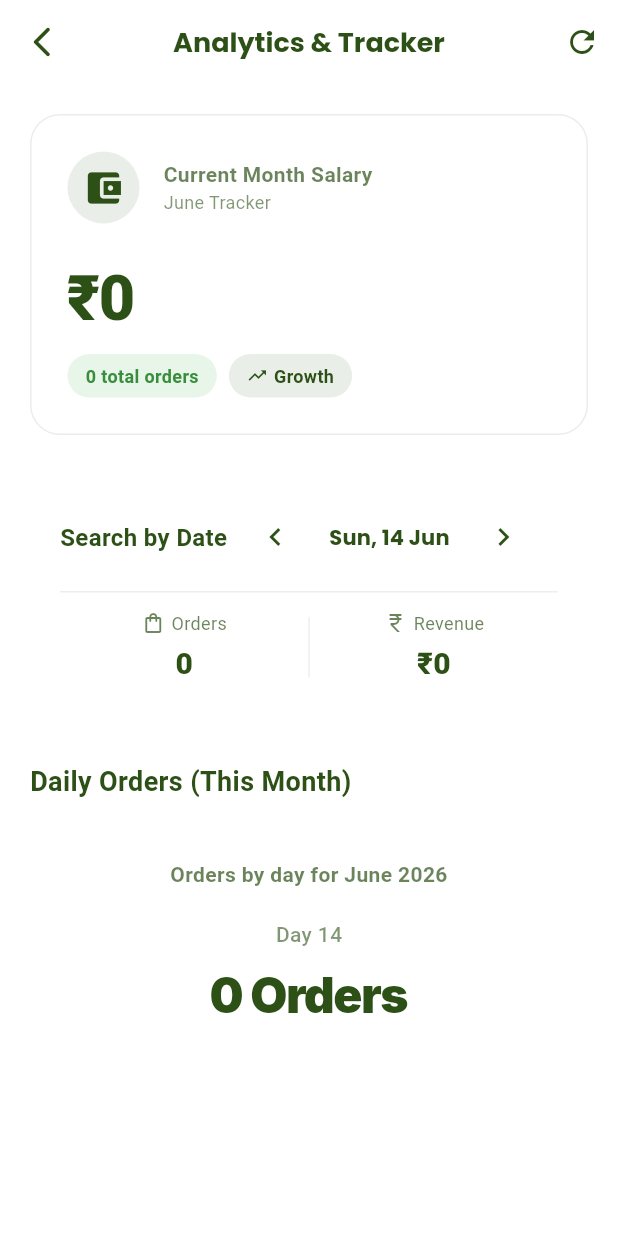
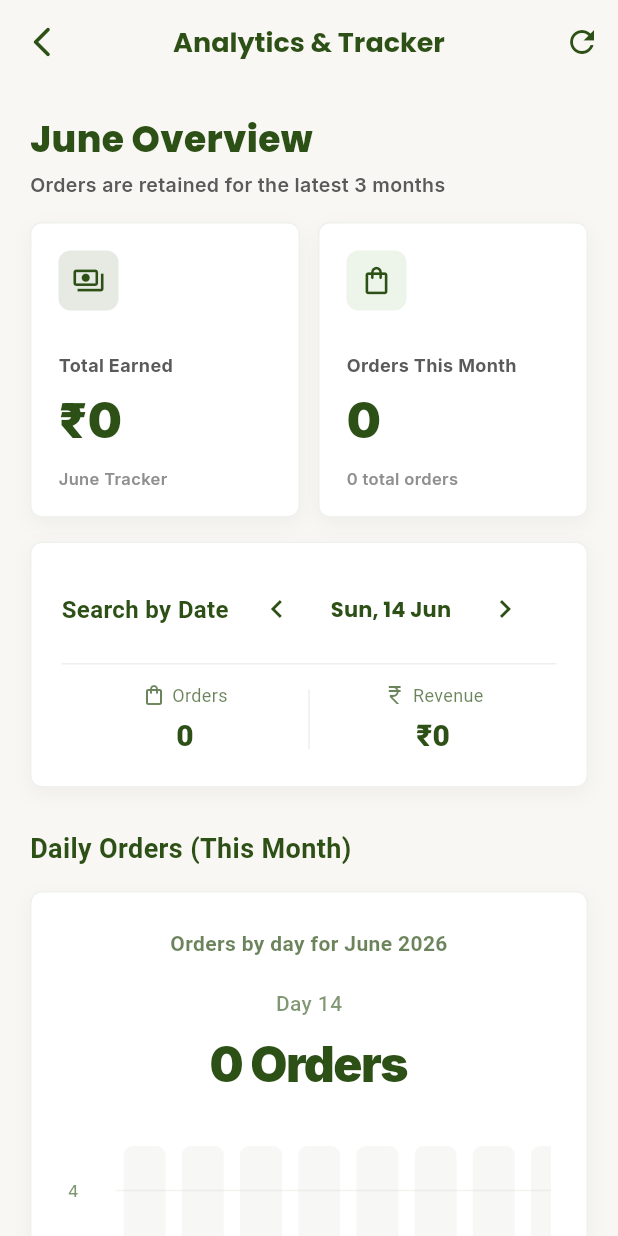
Before and after one commit to karthisansug24it-rgb/Magizh, a Flutter app: the screen it shows after launch, item 4 of the bottom bar chosen, on a phone screen of 412 x 824 dp. Run offline on Flutter 3.47's test engine with Material 3 defaults, Android fonts, the phone set to English and light mode, and no system bars; drawn by our look-alikes of fl_chart; our stand-ins replace audioplayers, cached_network_image, flutter_dotenv, flutter_riverpod, flutter_staggered_animations, google_fonts and 3 more; accounts and stored records are empty; network calls fail.

Commit message:
Update analytics dashboard and dependencies

```diff
--- a/lib/dashboard_page.dart
+++ b/lib/dashboard_page.dart
@@ -54,6 +54,8 @@ class _DashboardPageState extends ConsumerState<DashboardPage> {
   Future<void> _fetchData() async {
     setState(() => _isLoading = true);
     try {
+      await _deleteExpiredOrders();
+
       final response = await Supabase.instance.client
           .from('expense_transactions')
           .select('*')
@@ -74,6 +76,15 @@ class _DashboardPageState extends ConsumerState<DashboardPage> {
       debugPrint('DASHBOARD FETCH ERROR: $e');
       if (mounted) setState(() => _isLoading = false);
     }
+  }
+
+  Future<void> _deleteExpiredOrders() async {
+    final now = DateTime.now();
+    final cutoff = DateTime(now.year, now.month - 2, now.day);
+    await Supabase.instance.client
+        .from('expense_transactions')
+        .delete()
+        .lt('created_at', cutoff.toUtc().toIso8601String());
   }
 
   void _scrollToCurrentDay() {
@@ -190,7 +201,7 @@ class _DashboardPageState extends ConsumerState<DashboardPage> {
   Widget build(BuildContext context) {
     final localeName = Localizations.localeOf(context).toLanguageTag();
     return Scaffold(
-      backgroundColor: Colors.white,
+      backgroundColor: AppTheme.scaffoldBg,
       appBar: AppBar(
         title: Text(
           context.t('analyticsTitle'),
@@ -198,7 +209,7 @@ class _DashboardPageState extends ConsumerState<DashboardPage> {
           overflow: TextOverflow.ellipsis,
           style: const TextStyle(fontWeight: FontWeight.bold, color: AppTheme.primary),
         ),
-        backgroundColor: Colors.white,
+        backgroundColor: AppTheme.scaffoldBg,
         elevation: 0,
         centerTitle: true,
         leading: IconButton(
@@ -223,10 +234,10 @@ class _DashboardPageState extends ConsumerState<DashboardPage> {
               child: Column(
                 crossAxisAlignment: CrossAxisAlignment.start,
                 children: [
-                  _buildSalaryCard(),
-                  const SizedBox(height: 24),
+                  _buildMonthOverview(),
+                  const SizedBox(height: 16),
                   _buildDateSearch(),
-                  const SizedBox(height: 32),
+                  const SizedBox(height: 28),
 
                   _buildSectionTitle(context.t('dailyOrdersThisMonth')),
                   const SizedBox(height: 16),
@@ -278,18 +289,57 @@ class _DashboardPageState extends ConsumerState<DashboardPage> {
     );
   }
 
-  Widget _buildSalaryCard() {
+  Widget _buildMonthOverview() {
     final monthName = DateFormat('MMMM', Localizations.localeOf(context).toLanguageTag()).format(DateTime.now());
+    return Column(
+      crossAxisAlignment: CrossAxisAlignment.start,
+      children: [
+        Text(
+          context.t('monthOverview', args: {'month': monthName}),
+          style: GoogleFonts.poppins(fontSize: 24, fontWeight: FontWeight.w800, color: AppTheme.primary),
+        ),
+        const SizedBox(height: 4),
+        Text(
+          context.t('analyticsWindow'),
+          style: GoogleFonts.inter(fontSize: 13, fontWeight: FontWeight.w600, color: AppTheme.textSecondary),
+        ),
+        const SizedBox(height: 16),
+        Row(
+          children: [
+            Expanded(
+              child: _buildOverviewMetric(
+                context.t('totalEarned'),
+                "₹${_monthlyRevenue.toInt()}",
+                context.t('monthTracker', args: {'month': monthName}),
+                Icons.payments_outlined,
+                AppTheme.primary,
+              ),
+            ),
+            const SizedBox(width: 12),
+            Expanded(
+              child: _buildOverviewMetric(
+                context.t('ordersThisMonth'),
+                _monthlyOrders.toString(),
+                context.t('totalOrders', args: {'count': _monthlyOrders}),
+                Icons.shopping_bag_outlined,
+                AppTheme.primaryLight,
+              ),
+            ),
+          ],
+        ),
+      ],
+    );
+  }
+
+  Widget _buildOverviewMetric(String label, String value, String caption, IconData icon, Color accent) {
     return Container(
-      width: double.infinity,
-      padding: const EdgeInsets.all(24),
+      constraints: const BoxConstraints(minHeight: 170),
+      padding: const EdgeInsets.all(18),
       decoration: BoxDecoration(
         color: Colors.white,
-        borderRadius: BorderRadius.circular(20),
-        boxShadow: [
-          BoxShadow(color: Colors.white.withValues(alpha: 0.05), blurRadius: 10, offset: const Offset(0, 4))
-        ],
-        border: Border.all(color: AppTheme.primary.withValues(alpha: 0.1)),
+        borderRadius: BorderRadius.circular(8),
+        border: Border.all(color: AppTheme.primary.withValues(alpha: 0.08)),
+        boxShadow: AppTheme.softShadow,
       ),
       child: Column(
         crossAxisAlignment: CrossAxisAlignment.start,
@@ -297,75 +347,35 @@ class _DashboardPageState extends ConsumerState<DashboardPage> {
           Row(
             children: [
               Container(
-                padding: const EdgeInsets.all(10),
+                padding: const EdgeInsets.all(9),
                 decoration: BoxDecoration(
-                  color: AppTheme.primary.withValues(alpha: 0.1),
-                  shape: BoxShape.circle,
+                  color: accent.withValues(alpha: 0.12),
+                  borderRadius: BorderRadius.circular(8),
                 ),
-                child: const Icon(Icons.account_balance_wallet, color: AppTheme.primary, size: 28),
-              ),
-              const SizedBox(width: 16),
-              Expanded(
-                child: Column(
-                  crossAxisAlignment: CrossAxisAlignment.start,
-                  children: [
-                    Text(context.t('currentMonthSalary'), style: TextStyle(fontSize: 14, color: AppTheme.primary.withValues(alpha: 0.7), fontWeight: FontWeight.w600)),
-                    Text(context.t('monthTracker', args: {'month': monthName}), style: TextStyle(fontSize: 12, color: AppTheme.primary.withValues(alpha: 0.6))),
-                  ],
-                ),
+                child: Icon(icon, color: AppTheme.primary, size: 22),
               ),
             ],
           ),
-          const SizedBox(height: 20),
+          const SizedBox(height: 28),
           Text(
-            "₹${_monthlyRevenue.toInt()}",
-            style: const TextStyle(fontSize: 42, fontWeight: FontWeight.w900, color: AppTheme.primary, letterSpacing: -1),
+            label,
+            maxLines: 1,
+            overflow: TextOverflow.ellipsis,
+            style: GoogleFonts.inter(fontSize: 12, fontWeight: FontWeight.w700, color: AppTheme.textSecondary),
+          ),
+          const SizedBox(height: 6),
+          Text(
+            value,
+            maxLines: 1,
+            overflow: TextOverflow.ellipsis,
+            style: GoogleFonts.inter(fontSize: 32, fontWeight: FontWeight.w900, color: AppTheme.primary),
           ),
           const SizedBox(height: 8),
-          Wrap(
-            spacing: 8,
-            runSpacing: 8,
-            children: [
-              Container(
-                padding: const EdgeInsets.symmetric(horizontal: 12, vertical: 6),
-                decoration: BoxDecoration(
-                  color: Colors.green.shade50,
-                  borderRadius: BorderRadius.circular(20),
-                ),
-                child: ConstrainedBox(
-                  constraints: const BoxConstraints(maxWidth: 180),
-                  child: Text(
-                    context.t('totalOrders', args: {'count': _monthlyOrders}),
-                    maxLines: 1,
-                    overflow: TextOverflow.ellipsis,
-                    style: TextStyle(color: Colors.green.shade700, fontWeight: FontWeight.bold, fontSize: 12),
-                  ),
-                ),
-              ),
-              Container(
-                padding: const EdgeInsets.symmetric(horizontal: 12, vertical: 6),
-                decoration: BoxDecoration(
-                  color: AppTheme.primary.withValues(alpha: 0.1),
-                  borderRadius: BorderRadius.circular(20),
-                ),
-                child: Row(
-                  mainAxisSize: MainAxisSize.min,
-                  children: [
-                    const Icon(Icons.trending_up, color: AppTheme.primary, size: 14),
-                    const SizedBox(width: 4),
-                    ConstrainedBox(
-                      constraints: const BoxConstraints(maxWidth: 120),
-                      child: Text(
-                        context.t('growth'),
-                        maxLines: 1,
-                        overflow: TextOverflow.ellipsis,
-                        style: const TextStyle(color: AppTheme.primary, fontWeight: FontWeight.bold, fontSize: 12),
-                      ),
-                    ),
-                  ],
-                ),
-              ),
-            ],
+          Text(
+            caption,
+            maxLines: 1,
+            overflow: TextOverflow.ellipsis,
+            style: GoogleFonts.inter(fontSize: 11, fontWeight: FontWeight.w600, color: AppTheme.textLight),
           )
         ],
       ),
@@ -378,10 +388,9 @@ class _DashboardPageState extends ConsumerState<DashboardPage> {
       padding: const EdgeInsets.all(20),
       decoration: BoxDecoration(
         color: Colors.white,
-        borderRadius: BorderRadius.circular(20),
-        boxShadow: [
-          BoxShadow(color: Colors.white.withValues(alpha: 0.05), blurRadius: 10, offset: const Offset(0, 4))
-        ],
+        borderRadius: BorderRadius.circular(8),
+        border: Border.all(color: AppTheme.primary.withValues(alpha: 0.08)),
+        boxShadow: AppTheme.softShadow,
       ),
       child: Column(
         crossAxisAlignment: CrossAxisAlignment.start,
@@ -478,10 +487,9 @@ class _DashboardPageState extends ConsumerState<DashboardPage> {
       padding: const EdgeInsets.all(24),
       decoration: BoxDecoration(
         color: Colors.white,
-        borderRadius: BorderRadius.circular(28),
-        boxShadow: [
-          BoxShadow(color: Colors.white.withValues(alpha: 0.03), blurRadius: 30, offset: const Offset(0, 10))
-        ],
+        borderRadius: BorderRadius.circular(8),
+        border: Border.all(color: AppTheme.primary.withValues(alpha: 0.08)),
+        boxShadow: AppTheme.softShadow,
       ),
       child: Column(
         children: [
@@ -542,7 +550,7 @@ class _DashboardPageState extends ConsumerState<DashboardPage> {
               ),
             )
           else
-            SizedBox(height: 300, child: chart),
+            SizedBox(height: 240, child: chart),
         ],
       ),
     );
@@ -610,7 +618,7 @@ class _DashboardPageState extends ConsumerState<DashboardPage> {
           drawVerticalLine: false,
           horizontalInterval: maxY > 10 ? 5 : 2,
           getDrawingHorizontalLine: (value) {
-            return FlLine(color: Colors.white.withValues(alpha: 0.03), strokeWidth: 1);
+            return FlLine(color: AppTheme.primary.withValues(alpha: 0.06), strokeWidth: 1);
           },
         ),
         extraLinesData: ExtraLinesData(
@@ -639,22 +647,13 @@ class _DashboardPageState extends ConsumerState<DashboardPage> {
             barRods: [
               BarChartRodData(
                 toY: (_daysInMonthSales[day] ?? 0).toDouble(),
-                gradient: LinearGradient(
-                  colors: isTouched
-                    ? [AppTheme.primary, const Color(0xFFE53935)]
-                    : [
-                        _getRainbowColor(i).withValues(alpha: 0.8),
-                        _getRainbowColor(i).withValues(alpha: 0.4),
-                      ],
-                  begin: Alignment.bottomCenter,
-                  end: Alignment.topCenter,
-                ),
+                color: isTouched ? AppTheme.primary : AppTheme.primaryLight.withValues(alpha: 0.45),
                 width: isTouched ? 32 : 28,
                 borderRadius: BorderRadius.circular(6),
                 backDrawRodData: BackgroundBarChartRodData(
                   show: true,
                   toY: maxY,
-                  color: Colors.white.withValues(alpha: 0.01),
+                  color: AppTheme.primary.withValues(alpha: 0.04),
                 ),
               ),
             ],
@@ -674,13 +673,18 @@ class _DashboardPageState extends ConsumerState<DashboardPage> {
 
     final localeName = Localizations.localeOf(context).toLanguageTag();
 
-    return LineChart(
-      LineChartData(
-        gridData: FlGridData(
-          show: true,
-          drawVerticalLine: false,
-          horizontalInterval: maxY / 5,
-          getDrawingHorizontalLine: (value) => FlLine(color: Colors.white.withValues(alpha: 0.03), strokeWidth: 1),
+    return BarChart(
+      BarChartData(
+        alignment: BarChartAlignment.spaceAround,
+        maxY: maxY,
+        barTouchData: BarTouchData(
+          touchCallback: (FlTouchEvent event, barTouchResponse) {
+            if (barTouchResponse != null && barTouchResponse.spot != null) {
+              setState(() => _touchedYearlyIndex = barTouchResponse.spot!.touchedBarGroupIndex);
+            }
+          },
+          enabled: true,
+          handleBuiltInTouches: false,
         ),
         titlesData: FlTitlesData(
           bottomTitles: AxisTitles(
@@ -711,77 +715,33 @@ class _DashboardPageState extends ConsumerState<DashboardPage> {
           topTitles: const AxisTitles(sideTitles: SideTitles(showTitles: false)),
           rightTitles: const AxisTitles(sideTitles: SideTitles(showTitles: false)),
         ),
+        gridData: FlGridData(
+          show: true,
+          drawVerticalLine: false,
+          horizontalInterval: maxY / 5,
+          getDrawingHorizontalLine: (value) => FlLine(color: AppTheme.primary.withValues(alpha: 0.06), strokeWidth: 1),
+        ),
         borderData: FlBorderData(show: false),
-        lineTouchData: LineTouchData(
-          touchCallback: (event, response) {
-            if (response != null && response.lineBarSpots != null && response.lineBarSpots!.isNotEmpty) {
-              setState(() => _touchedYearlyIndex = response.lineBarSpots!.first.x.toInt() - 1);
-            }
-          },
-          handleBuiltInTouches: true,
-          getTouchedSpotIndicator: (LineChartBarData barData, List<int> spotIndexes) {
-            return spotIndexes.map((spotIndex) {
-              return TouchedSpotIndicatorData(
-                FlLine(color: AppTheme.primary.withValues(alpha: 0.15), strokeWidth: 3),
-                FlDotData(
-                  getDotPainter: (spot, percent, bar, index) => FlDotCirclePainter(
-                    radius: 8,
-                    color: AppTheme.primary,
-                    strokeWidth: 3,
-                    strokeColor: Colors.white,
-                  ),
+        barGroups: List.generate(12, (i) {
+          final month = i + 1;
+          final isTouched = i == _touchedYearlyIndex;
+          return BarChartGroupData(
+            x: month,
+            barRods: [
+              BarChartRodData(
+                toY: (_monthsInYearSales[month] ?? 0).toDouble(),
+                color: isTouched ? AppTheme.primary : AppTheme.primaryLight.withValues(alpha: 0.55),
+                width: isTouched ? 30 : 24,
+                borderRadius: const BorderRadius.vertical(top: Radius.circular(6)),
+                backDrawRodData: BackgroundBarChartRodData(
+                  show: true,
+                  toY: maxY,
+                  color: AppTheme.primary.withValues(alpha: 0.04),
                 ),
-              );
-            }).toList();
-          },
-          touchTooltipData: LineTouchTooltipData(
-            getTooltipColor: (spot) => Colors.transparent,
-            getTooltipItems: (spots) => [],
-          ),
-        ),
-        lineBarsData: [
-          LineChartBarData(
-            spots: List.generate(12, (i) => FlSpot(i + 1.0, (_monthsInYearSales[i + 1] ?? 0).toDouble())),
-            isCurved: true,
-            gradient: const LinearGradient(
-              colors: [
-                Colors.purple,
-                Colors.indigo,
-                Colors.blue,
-                Colors.green,
-                Colors.yellow,
-                Colors.orange,
-                Colors.red,
-              ],
-            ),
-            barWidth: 4,
-            isStrokeCapRound: true,
-            dotData: FlDotData(
-              show: true,
-              getDotPainter: (spot, percent, bar, index) => FlDotCirclePainter(
-                radius: index == _touchedYearlyIndex ? 6 : 0,
-                color: Colors.white,
-                strokeWidth: 3,
-                strokeColor: _getRainbowColor(index),
               ),
-            ),
-            belowBarData: BarAreaData(
-              show: true,
-              gradient: LinearGradient(
-                colors: [
-                  Colors.purple.withValues(alpha: 0.3),
-                  Colors.blue.withValues(alpha: 0.3),
-                  Colors.green.withValues(alpha: 0.3),
-                  Colors.orange.withValues(alpha: 0.3),
-                  Colors.red.withValues(alpha: 0.0),
-                ],
-                begin: Alignment.topCenter,
-                end: Alignment.bottomCenter,
-              ),
-            ),
-          ),
-        ],
-        maxY: maxY,
+            ],
+          );
+        }),
       ),
     );
   }
@@ -852,7 +812,7 @@ class _DashboardPageState extends ConsumerState<DashboardPage> {
           drawVerticalLine: false,
           horizontalInterval: maxY > 100 ? 100 : (maxY > 20 ? 10 : 5),
           getDrawingHorizontalLine: (value) {
-            return FlLine(color: Colors.white.withValues(alpha: 0.03), strokeWidth: 1);
+            return FlLine(color: AppTheme.primary.withValues(alpha: 0.06), strokeWidth: 1);
           },
         ),
         extraLinesData: ExtraLinesData(
@@ -881,22 +841,13 @@ class _DashboardPageState extends ConsumerState<DashboardPage> {
             barRods: [
               BarChartRodData(
                 toY: (_daysOfWeekSales[day] ?? 0).toDouble(),
-                gradient: LinearGradient(
-                  colors: isTouched
-                    ? [AppTheme.primary, const Color(0xFFE53935)]
-                    : [
-                        _getWeeklyColor(i).withValues(alpha: 0.8),
-                        _getWeeklyColor(i).withValues(alpha: 0.4),
-                      ],
-                  begin: Alignment.bottomCenter,
-                  end: Alignment.topCenter,
-                ),
+                color: isTouched ? AppTheme.primary : AppTheme.primaryLight.withValues(alpha: 0.45),
                 width: isTouched ? 28 : 22,
                 borderRadius: const BorderRadius.vertical(top: Radius.circular(6)),
                 backDrawRodData: BackgroundBarChartRodData(
                   show: true,
                   toY: maxY,
-                  color: Colors.white.withValues(alpha: 0.01),
+                  color: AppTheme.primary.withValues(alpha: 0.04),
                 ),
               ),
             ],
@@ -905,29 +856,4 @@ class _DashboardPageState extends ConsumerState<DashboardPage> {
       ),
     );
   }
-  Color _getRainbowColor(int index) {
-    const colors = [
-      Colors.red,
-      Colors.orange,
-      Colors.amber,
-      Colors.green,
-      Colors.blue,
-      Colors.indigo,
-      Colors.purple,
-    ];
-    return colors[index % colors.length];
-  }
-
-  Color _getWeeklyColor(int index) {
-    const colors = [
-      Color(0xFFE53935), // Mon - Red
-      Color(0xFFFB8C00), // Tue - Orange
-      Color(0xFFFDD835), // Wed - Yellow
-      Color(0xFF43A047), // Thu - Green
-      Color(0xFF1E88E5), // Fri - Blue
-      Color(0xFF5E35B1), // Sat - Deep Purple
-      Color(0xFF8E24AA), // Sun - Purple
-    ];
-    return colors[index % colors.length];
-  }
 }
--- a/lib/l10n/app_localizations.dart
+++ b/lib/l10n/app_localizations.dart
@@ -220,6 +220,10 @@ class AppStrings {
       'yearlyTrendThisYear': 'Yearly Trend (This Year)',
       'ordersByWeekday': 'Orders by Weekday (All Time)',
       'currentMonthSalary': 'Current Month Salary',
+      'monthOverview': '{month} Overview',
+      'analyticsWindow': 'Orders are retained for the latest 3 months',
+      'totalEarned': 'Total Earned',
+      'ordersThisMonth': 'Orders This Month',
       'monthTracker': '{month} Tracker',
       'totalOrders': '{count} total orders',
       'growth': 'Growth',
@@ -348,6 +352,10 @@ class AppStrings {
       'yearlyTrendThisYear': 'வருட போக்கு (இந்த ஆண்டு)',
       'ordersByWeekday': 'வாரநாள் ஆர்டர்கள் (மொத்தம்)',
       'currentMonthSalary': 'இந்த மாத வருமானம்',
+      'monthOverview': '{month} கண்ணோட்டம்',
+      'analyticsWindow': 'கடைசி 3 மாத ஆர்டர்கள் மட்டும் வைத்திருக்கும்',
+      'totalEarned': 'மொத்த வருமானம்',
+      'ordersThisMonth': 'இந்த மாத ஆர்டர்கள்',
       'monthTracker': '{month} டிராக்கர்',
       'totalOrders': '{count} மொத்த ஆர்டர்கள்',
       'growth': 'வளர்ச்சி',
--- a/lib/main.dart
+++ b/lib/main.dart
@@ -35,7 +35,7 @@ Future<void> main() async {
     throw StateError('Missing Supabase config.');
   }
 
-  await Supabase.initialize(url: supabaseUrl, anonKey: supabaseAnonKey);
+  await Supabase.initialize(url: supabaseUrl, publishableKey: supabaseAnonKey);
   await SoundManager.instance.init();
 
   runApp(const ProviderScope(child: MagizhPosApp()));
--- a/lib/settings_page.dart
+++ b/lib/settings_page.dart
@@ -2,7 +2,6 @@ import 'package:flutter/material.dart';
 import 'package:flutter_riverpod/flutter_riverpod.dart';
 import 'package:google_fonts/google_fonts.dart';
 import 'l10n/app_localizations.dart';
-import 'theme/app_theme.dart';
 
 class SettingsPage extends ConsumerWidget {
   const SettingsPage({super.key});
```
Also changed, not shown: pubspec.lock.
